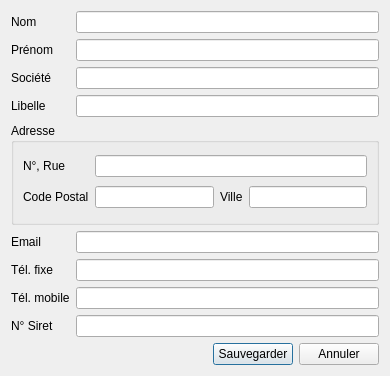
Old version of the form src/dialogs/userdatadialog.ui in the repository FACT-Team/FactDev.
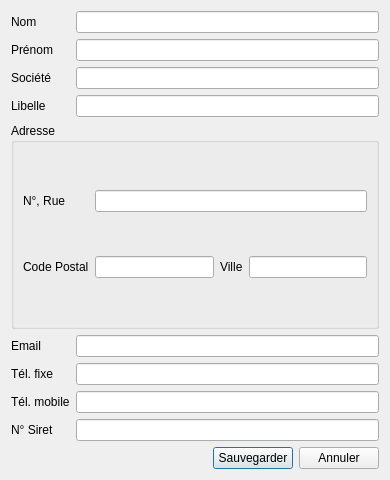
New version of the form. Icons and pictures are not drawn.

What changed in the file:
```diff
--- a/src/dialogs/userdatadialog.ui
+++ b/src/dialogs/userdatadialog.ui
@@ -7,7 +7,7 @@
     <x>0</x>
     <y>0</y>
     <width>390</width>
-    <height>376</height>
+    <height>480</height>
    </rect>
   </property>
   <property name="windowTitle">
```
Left out of the diff: 1 changed line with no effect on the pictures.
